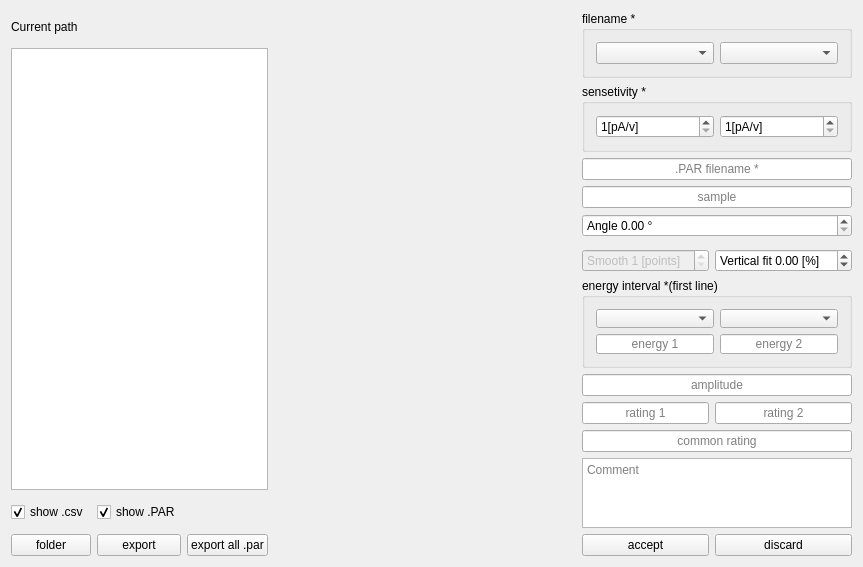
First picture: the form in mainwindow.ui, repository Rezenter/HysteLoop, before the edit.
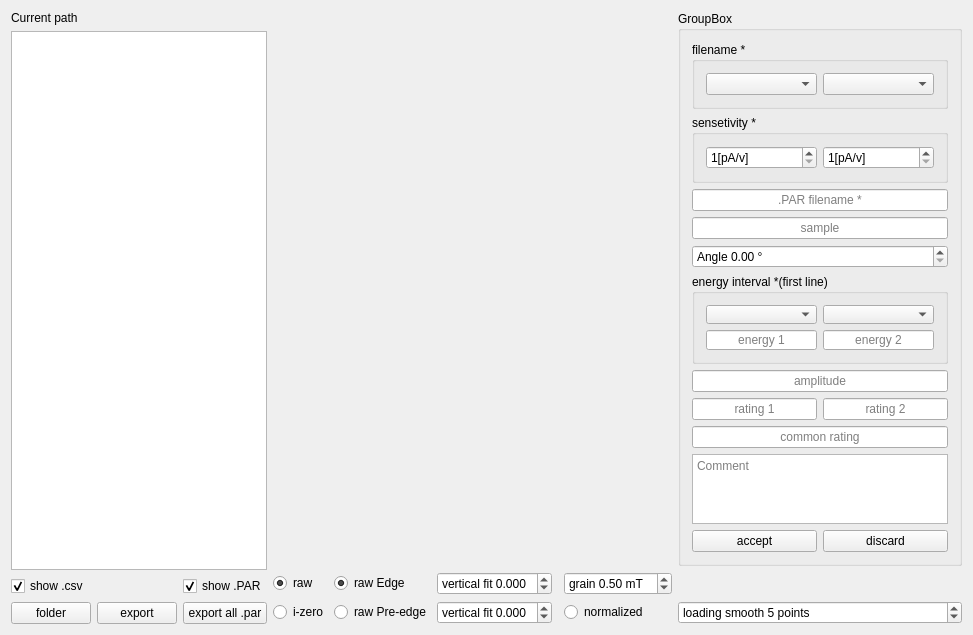
Second picture: the form after the edit.

The edit to the form file:
```diff
--- a/mainwindow.ui
+++ b/mainwindow.ui
@@ -7,34 +7,141 @@
     <x>0</x>
     <y>0</y>
     <width>863</width>
-    <height>548</height>
+    <height>577</height>
    </rect>
   </property>
   <property name="windowTitle">
    <string>MainWindow</string>
   </property>
   <widget class="QWidget" name="centralWidget">
+   <layout class="QGridLayout" name="gridLayout_5">
+    <item row="2" column="3">
+     <widget class="QDoubleSpinBox" name="verticalFit2SpinBox">
+      <property name="prefix">
+       <string>vertical fit </string>
+      </property>
+      <property name="decimals">
+       <number>3</number>
+      </property>
+      <property name="minimum">
+       <double>-1.000000000000000</double>
+      </property>
+      <property name="maximum">
+       <double>1.000000000000000</double>
+      </property>
+      <property name="singleStep">
+       <double>0.001000000000000</double>
+      </property>
+     </widget>
+    </item>
+    <item row="2" column="6">
+     <widget class="QSpinBox" name="loadingSmoothSpinBox">
+      <property name="suffix">
+       <string> points</string>
+      </property>
+      <property name="prefix">
+       <string>loading smooth </string>
+      </property>
+      <property name="minimum">
+       <number>1</number>
+      </property>
+      <property name="maximum">
+       <number>99</number>
+      </property>
+      <property name="value">
+       <number>5</number>
+      </property>
+     </widget>
+    </item>
+    <item row="1" column="2">
+     <widget class="QRadioButton" name="edgeButton">
+      <property name="text">
+       <string>raw Edge</string>
+      </property>
+      <property name="checked">
+       <bool>true</bool>
+      </property>
+      <attribute name="buttonGroup">
+       <string notr="true">fileGroup</string>
+      </attribute>
+     </widget>
+    </item>
+    <item row="2" column="2">
+     <widget class="QRadioButton" name="preEdgeButton">
+      <property name="text">
+       <string>raw Pre-edge</string>
+      </property>
+      <attribute name="buttonGroup">
+       <string notr="true">fileGroup</string>
+      </attribute>
+     </widget>
+    </item>
+    <item row="1" column="3">
+     <widget class="QDoubleSpinBox" name="verticalFit1SpinBox">
+      <property name="prefix">
+       <string>vertical fit </string>
+      </property>
+      <property name="suffix">
+       <string/>
+      </property>
+      <property name="decimals">
+       <number>3</number>
+      </property>
+      <property name="minimum">
+       <double>-1.000000000000000</double>
+      </property>
+      <property name="maximum">
+       <double>1.000000000000000</double>
+      </property>
+      <property name="singleStep">
+       <double>0.001000000000000</double>
+      </property>
+     </widget>
+    </item>
+    <item row="1" column="5">
+     <widget class="QDoubleSpinBox" name="smoothDoubleSpinBox">
+      <property name="prefix">
+       <string>grain </string>
+      </property>
+      <property name="suffix">
+       <string> mT</string>
+      </property>
+      <property name="decimals">
+       <number>2</number>
+      </property>
+      <property name="minimum">
+       <double>0.010000000000000</double>
+      </property>
+      <property name="singleStep">
+       <double>0.100000000000000</double>
+      </property>
+      <property name="value">
+       <double>0.500000000000000</double>
+      </property>
+     </widget>
+    </item>
+    <item row="0" column="0" rowspan="3">
    <layout class="QGridLayout" name="gridLayout_2">
-    <item row="10" column="4">
-     <widget class="QLineEdit" name="rating1Edit">
+      <item row="1" column="0" colspan="3">
+       <widget class="QTableWidget" name="fileTable"/>
+      </item>
+      <item row="2" column="0">
+       <widget class="QCheckBox" name="datBox">
       <property name="sizePolicy">
-       <sizepolicy hsizetype="Minimum" vsizetype="Fixed">
+         <sizepolicy hsizetype="Minimum" vsizetype="Minimum">
         <horstretch>0</horstretch>
         <verstretch>0</verstretch>
        </sizepolicy>
       </property>
       <property name="text">
-       <string/>
-      </property>
-      <property name="alignment">
-       <set>Qt::AlignCenter</set>
-      </property>
-      <property name="placeholderText">
-       <string>rating 1</string>
+         <string>show .csv</string>
+        </property>
+        <property name="checked">
+         <bool>true</bool>
       </property>
      </widget>
     </item>
-    <item row="14" column="0">
+      <item row="3" column="0">
      <widget class="QPushButton" name="folderButton">
       <property name="sizePolicy">
        <sizepolicy hsizetype="Minimum" vsizetype="Minimum">
@@ -47,109 +154,64 @@
       </property>
      </widget>
     </item>
-    <item row="14" column="5">
-     <widget class="QPushButton" name="discardButton">
+      <item row="3" column="1">
+       <widget class="QPushButton" name="exportButton">
+        <property name="sizePolicy">
+         <sizepolicy hsizetype="Minimum" vsizetype="Minimum">
+          <horstretch>0</horstretch>
+          <verstretch>0</verstretch>
+         </sizepolicy>
+        </property>
       <property name="text">
-       <string>discard</string>
+         <string>export</string>
       </property>
      </widget>
     </item>
-    <item row="7" column="4">
-     <widget class="QSpinBox" name="smoothSpinBox">
-      <property name="enabled">
-       <bool>false</bool>
-      </property>
-      <property name="suffix">
-       <string> [points]</string>
-      </property>
-      <property name="prefix">
-       <string>Smooth </string>
-      </property>
-      <property name="minimum">
-       <number>1</number>
-      </property>
-     </widget>
-    </item>
-    <item row="7" column="5">
-     <widget class="QDoubleSpinBox" name="verticalFitSpinBox">
-      <property name="prefix">
-       <string>Vertical fit </string>
-      </property>
-      <property name="suffix">
-       <string> [%]</string>
-      </property>
-      <property name="minimum">
-       <double>-99.989999999999995</double>
-      </property>
-      <property name="singleStep">
-       <double>0.100000000000000</double>
-      </property>
-     </widget>
-    </item>
-    <item row="5" column="4" colspan="2">
-     <widget class="QDoubleSpinBox" name="angleSpinBox">
-      <property name="prefix">
-       <string>Angle </string>
-      </property>
-      <property name="suffix">
-       <string> °</string>
-      </property>
-      <property name="maximum">
-       <double>90.000000000000000</double>
-      </property>
-      <property name="singleStep">
-       <double>0.100000000000000</double>
-      </property>
-     </widget>
-    </item>
-    <item row="2" column="4" colspan="2">
-     <widget class="QGroupBox" name="groupBox">
-      <property name="minimumSize">
-       <size>
-        <width>0</width>
-        <height>0</height>
-       </size>
-      </property>
-      <property name="title">
-       <string>sensetivity *</string>
-      </property>
-      <layout class="QHBoxLayout" name="horizontalLayout">
-       <item>
-        <widget class="QSpinBox" name="sens1Box">
-         <property name="suffix">
-          <string>[pA/v]</string>
-         </property>
-         <property name="minimum">
-          <number>1</number>
-         </property>
-         <property name="maximum">
-          <number>1000</number>
-         </property>
-         <property name="value">
-          <number>1</number>
-         </property>
-        </widget>
-       </item>
-       <item>
-        <widget class="QSpinBox" name="sens2Box">
-         <property name="suffix">
-          <string>[pA/v]</string>
-         </property>
-         <property name="minimum">
-          <number>1</number>
-         </property>
-         <property name="maximum">
-          <number>1000</number>
-         </property>
-         <property name="value">
-          <number>1</number>
+      <item row="3" column="2">
+       <widget class="QPushButton" name="exportAllButton">
+        <property name="text">
+         <string>export all .par</string>
+        </property>
+       </widget>
+      </item>
+      <item row="0" column="0" colspan="3">
+       <widget class="QLabel" name="dataDirLabel">
+        <property name="sizePolicy">
+         <sizepolicy hsizetype="Minimum" vsizetype="Minimum">
+          <horstretch>0</horstretch>
+          <verstretch>0</verstretch>
+         </sizepolicy>
+        </property>
+        <property name="text">
+         <string>Current path</string>
+        </property>
+       </widget>
+      </item>
+      <item row="2" column="2">
+       <widget class="QCheckBox" name="parBox">
+        <property name="sizePolicy">
+         <sizepolicy hsizetype="Minimum" vsizetype="Minimum">
+          <horstretch>0</horstretch>
+          <verstretch>0</verstretch>
+         </sizepolicy>
+        </property>
+        <property name="text">
+         <string>show .PAR</string>
+        </property>
+        <property name="checked">
+         <bool>true</bool>
          </property>
         </widget>
        </item>
       </layout>
-     </widget>
     </item>
-    <item row="0" column="4" rowspan="2" colspan="2">
+    <item row="0" column="6">
+     <widget class="QGroupBox" name="groupBox_4">
+      <property name="title">
+       <string>GroupBox</string>
+      </property>
+      <layout class="QGridLayout" name="gridLayout_4">
+       <item row="0" column="0" colspan="2">
      <widget class="QGroupBox" name="groupBox_2">
       <property name="sizePolicy">
        <sizepolicy hsizetype="Minimum" vsizetype="Preferred">
@@ -187,17 +249,96 @@
       </layout>
      </widget>
     </item>
-    <item row="0" column="3" rowspan="15">
-     <widget class="QWidget" name="chartWidget" native="true">
-      <property name="sizePolicy">
-       <sizepolicy hsizetype="Expanding" vsizetype="Expanding">
-        <horstretch>0</horstretch>
-        <verstretch>0</verstretch>
-       </sizepolicy>
-      </property>
-     </widget>
-    </item>
-    <item row="8" column="4" colspan="2">
+       <item row="1" column="0" colspan="2">
+        <widget class="QGroupBox" name="groupBox">
+         <property name="minimumSize">
+          <size>
+           <width>0</width>
+           <height>0</height>
+          </size>
+         </property>
+         <property name="title">
+          <string>sensetivity *</string>
+         </property>
+         <layout class="QHBoxLayout" name="horizontalLayout">
+          <item>
+           <widget class="QSpinBox" name="sens1Box">
+            <property name="suffix">
+             <string>[pA/v]</string>
+            </property>
+            <property name="minimum">
+             <number>1</number>
+            </property>
+            <property name="maximum">
+             <number>1000</number>
+            </property>
+            <property name="value">
+             <number>1</number>
+            </property>
+           </widget>
+          </item>
+          <item>
+           <widget class="QSpinBox" name="sens2Box">
+            <property name="suffix">
+             <string>[pA/v]</string>
+            </property>
+            <property name="minimum">
+             <number>1</number>
+            </property>
+            <property name="maximum">
+             <number>1000</number>
+            </property>
+            <property name="value">
+             <number>1</number>
+            </property>
+           </widget>
+          </item>
+         </layout>
+        </widget>
+       </item>
+       <item row="2" column="0" colspan="2">
+        <widget class="QLineEdit" name="filenameEdit">
+         <property name="text">
+          <string/>
+         </property>
+         <property name="alignment">
+          <set>Qt::AlignCenter</set>
+         </property>
+         <property name="placeholderText">
+          <string>.PAR filename *</string>
+         </property>
+        </widget>
+       </item>
+       <item row="3" column="0" colspan="2">
+        <widget class="QLineEdit" name="sampleEdit">
+         <property name="text">
+          <string/>
+         </property>
+         <property name="alignment">
+          <set>Qt::AlignCenter</set>
+         </property>
+         <property name="placeholderText">
+          <string>sample</string>
+         </property>
+        </widget>
+       </item>
+       <item row="4" column="0" colspan="2">
+        <widget class="QDoubleSpinBox" name="angleSpinBox">
+         <property name="prefix">
+          <string>Angle </string>
+         </property>
+         <property name="suffix">
+          <string> °</string>
+         </property>
+         <property name="maximum">
+          <double>90.000000000000000</double>
+         </property>
+         <property name="singleStep">
+          <double>0.100000000000000</double>
+         </property>
+        </widget>
+       </item>
+       <item row="6" column="0" colspan="2">
      <widget class="QGroupBox" name="groupBox_3">
       <property name="sizePolicy">
        <sizepolicy hsizetype="Minimum" vsizetype="Preferred">
@@ -300,21 +441,33 @@
       </layout>
      </widget>
     </item>
-    <item row="14" column="1">
-     <widget class="QPushButton" name="exportButton">
+       <item row="7" column="0" colspan="2">
+        <widget class="QLineEdit" name="ampEdit">
       <property name="sizePolicy">
-       <sizepolicy hsizetype="Minimum" vsizetype="Minimum">
+          <sizepolicy hsizetype="Minimum" vsizetype="Fixed">
         <horstretch>0</horstretch>
         <verstretch>0</verstretch>
        </sizepolicy>
       </property>
       <property name="text">
-       <string>export</string>
-      </property>
-     </widget>
-    </item>
-    <item row="4" column="4" colspan="2">
-     <widget class="QLineEdit" name="sampleEdit">
+          <string/>
+         </property>
+         <property name="alignment">
+          <set>Qt::AlignCenter</set>
+         </property>
+         <property name="placeholderText">
+          <string>amplitude</string>
+         </property>
+        </widget>
+       </item>
+       <item row="8" column="0">
+        <widget class="QLineEdit" name="rating1Edit">
+         <property name="sizePolicy">
+          <sizepolicy hsizetype="Minimum" vsizetype="Fixed">
+           <horstretch>0</horstretch>
+           <verstretch>0</verstretch>
+          </sizepolicy>
+         </property>
       <property name="text">
        <string/>
       </property>
@@ -322,11 +475,11 @@
        <set>Qt::AlignCenter</set>
       </property>
       <property name="placeholderText">
-       <string>sample</string>
+          <string>rating 1</string>
       </property>
      </widget>
     </item>
-    <item row="10" column="5">
+       <item row="8" column="1">
      <widget class="QLineEdit" name="rating2Edit">
       <property name="sizePolicy">
        <sizepolicy hsizetype="Minimum" vsizetype="Fixed">
@@ -345,7 +498,7 @@
       </property>
      </widget>
     </item>
-    <item row="11" column="4" colspan="2">
+       <item row="9" column="0" colspan="2">
      <widget class="QLineEdit" name="ratingEdit">
       <property name="sizePolicy">
        <sizepolicy hsizetype="Minimum" vsizetype="Fixed">
@@ -364,7 +517,7 @@
       </property>
      </widget>
     </item>
-    <item row="12" column="4" rowspan="2" colspan="2">
+       <item row="10" column="0" colspan="2">
      <widget class="QTextEdit" name="commentEdit">
       <property name="sizePolicy">
        <sizepolicy hsizetype="Minimum" vsizetype="Expanding">
@@ -384,99 +537,68 @@
       </property>
      </widget>
     </item>
-    <item row="9" column="4" colspan="2">
-     <widget class="QLineEdit" name="ampEdit">
-      <property name="sizePolicy">
-       <sizepolicy hsizetype="Minimum" vsizetype="Fixed">
-        <horstretch>0</horstretch>
-        <verstretch>0</verstretch>
-       </sizepolicy>
-      </property>
-      <property name="text">
-       <string/>
-      </property>
-      <property name="alignment">
-       <set>Qt::AlignCenter</set>
-      </property>
-      <property name="placeholderText">
-       <string>amplitude</string>
-      </property>
-     </widget>
-    </item>
-    <item row="13" column="0">
-     <widget class="QCheckBox" name="datBox">
-      <property name="sizePolicy">
-       <sizepolicy hsizetype="Minimum" vsizetype="Minimum">
-        <horstretch>0</horstretch>
-        <verstretch>0</verstretch>
-       </sizepolicy>
-      </property>
-      <property name="text">
-       <string>show .csv</string>
-      </property>
-      <property name="checked">
-       <bool>true</bool>
-      </property>
-     </widget>
-    </item>
-    <item row="3" column="4" colspan="2">
-     <widget class="QLineEdit" name="filenameEdit">
-      <property name="text">
-       <string/>
-      </property>
-      <property name="alignment">
-       <set>Qt::AlignCenter</set>
-      </property>
-      <property name="placeholderText">
-       <string>.PAR filename *</string>
-      </property>
-     </widget>
-    </item>
-    <item row="13" column="1">
-     <widget class="QCheckBox" name="parBox">
-      <property name="sizePolicy">
-       <sizepolicy hsizetype="Minimum" vsizetype="Minimum">
-        <horstretch>0</horstretch>
-        <verstretch>0</verstretch>
-       </sizepolicy>
-      </property>
-      <property name="text">
-       <string>show .PAR</string>
-      </property>
-      <property name="checked">
-       <bool>true</bool>
-      </property>
-     </widget>
-    </item>
-    <item row="0" column="0" colspan="2">
-     <widget class="QLabel" name="dataDirLabel">
-      <property name="sizePolicy">
-       <sizepolicy hsizetype="Minimum" vsizetype="Minimum">
-        <horstretch>0</horstretch>
-        <verstretch>0</verstretch>
-       </sizepolicy>
-      </property>
-      <property name="text">
-       <string>Current path</string>
-      </property>
-     </widget>
-    </item>
-    <item row="14" column="4">
+       <item row="11" column="0">
      <widget class="QPushButton" name="acceptButton">
       <property name="text">
        <string>accept</string>
       </property>
      </widget>
     </item>
-    <item row="14" column="2">
-     <widget class="QPushButton" name="exportAllButton">
+       <item row="11" column="1">
+        <widget class="QPushButton" name="discardButton">
       <property name="text">
-       <string>export all .par</string>
+          <string>discard</string>
       </property>
      </widget>
     </item>
-    <item row="1" column="0" rowspan="12" colspan="3">
-     <widget class="QTableWidget" name="fileTable"/>
+      </layout>
+     </widget>
+    </item>
+    <item row="1" column="1">
+     <widget class="QRadioButton" name="rawSignalButton">
+      <property name="text">
+       <string>raw</string>
+      </property>
+      <property name="checked">
+       <bool>true</bool>
+      </property>
+      <attribute name="buttonGroup">
+       <string notr="true">signalType</string>
+      </attribute>
+     </widget>
+    </item>
+    <item row="2" column="1">
+     <widget class="QRadioButton" name="zeroSignalButton">
+      <property name="text">
+       <string>i-zero</string>
+      </property>
+      <attribute name="buttonGroup">
+       <string notr="true">signalType</string>
+      </attribute>
+     </widget>
+    </item>
+    <item row="2" column="5">
+     <widget class="QRadioButton" name="normSignalButton">
+      <property name="text">
+       <string>normalized</string>
+      </property>
+      <property name="checked">
+       <bool>false</bool>
+      </property>
+      <attribute name="buttonGroup">
+       <string notr="true">signalType</string>
+      </attribute>
+     </widget>
+    </item>
+    <item row="0" column="1" colspan="5">
+     <widget class="QWidget" name="chartWidget" native="true">
+      <property name="sizePolicy">
+       <sizepolicy hsizetype="Expanding" vsizetype="Expanding">
+        <horstretch>0</horstretch>
+        <verstretch>0</verstretch>
+       </sizepolicy>
+      </property>
+     </widget>
     </item>
    </layout>
   </widget>
```
Left out of the diff: 8 changed lines with no effect on the pictures. Lines whose indentation alone changed are shown as unchanged.
